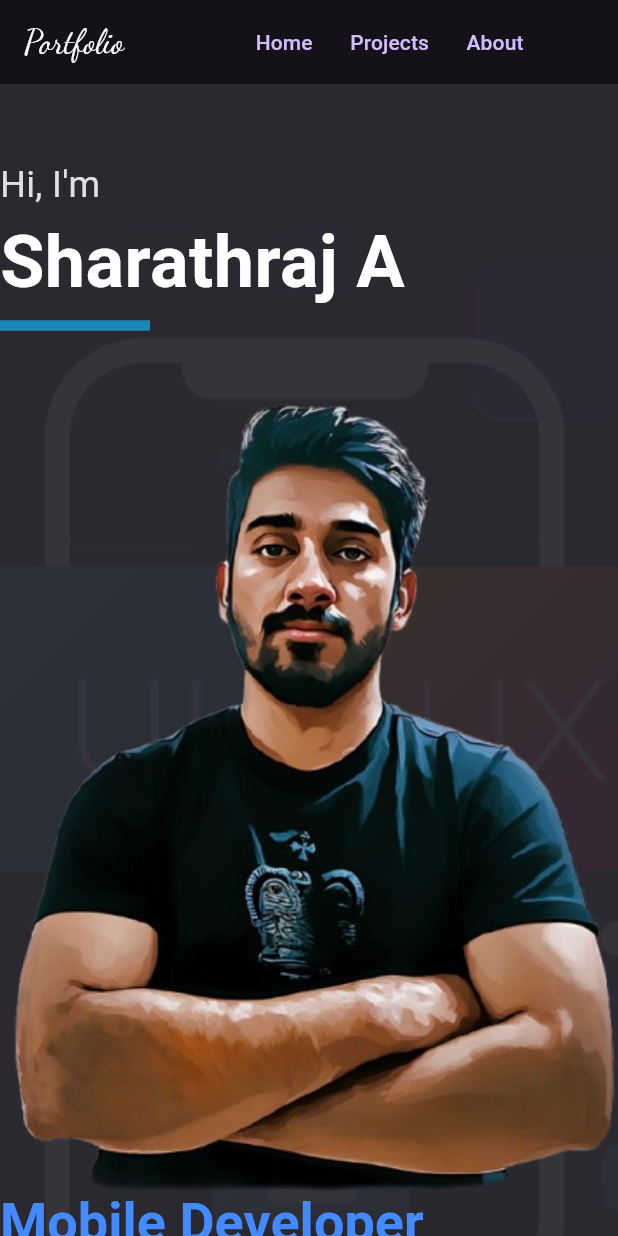
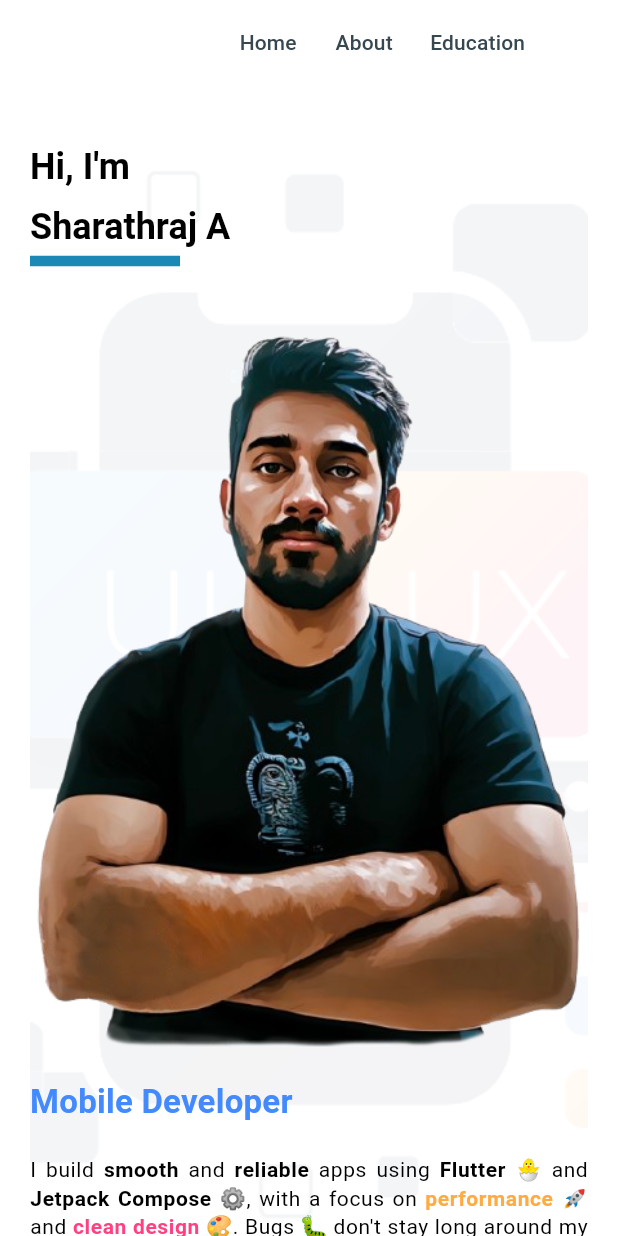
Before and after one commit to srtraj/portfolio, a Flutter app: the screen it shows after launch, on a phone screen of 412 x 824 dp. Run offline on Flutter 3.47's test engine with Material 3 defaults, Android fonts, the phone set to English and light mode, and no system bars; drawn by our look-alikes of animated_text_kit; our stand-ins replace flutter_svg, font_awesome_flutter, gap, google_fonts, responsive_framework.

Commit message:
home,about,education section added

```diff
--- a/lib/main.dart
+++ b/lib/main.dart
@@ -3,6 +3,7 @@
 import 'package:flutter/material.dart';
 import 'package:portpolio/view/portfolio_page.dart';
 import 'package:responsive_framework/responsive_framework.dart';
+import 'package:portpolio/theme/app_theme.dart';
 
 void main() => runApp(const PortfolioApp());
 
@@ -11,10 +12,16 @@
 
   @override
   Widget build(BuildContext context) {
+    return LayoutBuilder(
+      builder: (context, constraints) {
+        return Builder(
+          builder: (context) {
+            final isMobile = constraints.maxWidth <= 450;
             return MaterialApp(
               title: 'Sharathraj A | Portfolio',
               debugShowCheckedModeBanner: false,
-      theme: ThemeData.dark(useMaterial3: true),
+              theme: getAppTheme(isDark: false, isMobile: isMobile),
+              darkTheme: getAppTheme(isDark: true, isMobile: isMobile),
               builder: (context, child) => ResponsiveBreakpoints.builder(
                 child: BouncingScrollWrapper.builder(context, child!),
                 breakpoints: const [
@@ -26,5 +33,9 @@
               ),
               home: const PortfolioPage(),
             );
+          },
+        );
+      },
+    );
   }
 }
--- /dev/null
+++ b/lib/theme/app_theme.dart
@@ -0,0 +1,62 @@
+import 'package:flutter/material.dart';
+
+import 'app_colors.dart';
+
+ThemeData getAppTheme({required bool isDark, required bool isMobile}) {
+  final colorScheme = isDark
+      ? ColorScheme.dark(
+          primary: AppColors.darkPrimary,
+          secondary: AppColors.darkSecondary,
+          surface: AppColors.darkSurface,
+        )
+      : ColorScheme.light(
+          primary: AppColors.lightPrimary,
+          secondary: AppColors.lightSecondary,
+          surface: AppColors.lightSurface,
+        );
+
+  final scaffoldBackgroundColor = isDark
+      ? AppColors.darkBackground
+      : AppColors.lightBackground;
+  final cardColor = isDark ? AppColors.lightCard : AppColors.darkCard;
+
+  final textTheme = isMobile
+      ? TextTheme(
+          titleLarge: TextStyle(fontSize: 24, fontWeight: FontWeight.bold),
+          titleMedium: TextStyle(fontSize: 22, fontWeight: FontWeight.w600),
+          titleSmall: TextStyle(fontSize: 20, fontWeight: FontWeight.w600),
+          bodyLarge: TextStyle(fontSize: 18),
+          bodyMedium: TextStyle(fontSize: 16),
+          bodySmall: TextStyle(fontSize: 14),
+          labelLarge: TextStyle(fontSize: 14),
+          labelMedium: TextStyle(fontSize: 12),
+          labelSmall: TextStyle(fontSize: 10),
+        )
+      : TextTheme(
+          titleLarge: TextStyle(fontSize: 32, fontWeight: FontWeight.bold),
+          titleMedium: TextStyle(fontSize: 28, fontWeight: FontWeight.w600),
+          titleSmall: TextStyle(fontSize: 24, fontWeight: FontWeight.w600),
+          bodyLarge: TextStyle(fontSize: 20),
+          bodyMedium: TextStyle(fontSize: 18),
+          bodySmall: TextStyle(fontSize: 16),
+          labelLarge: TextStyle(fontSize: 14),
+          labelMedium: TextStyle(fontSize: 12),
+          labelSmall: TextStyle(fontSize: 10),
+        );
+
+  return ThemeData(
+    useMaterial3: true,
+    brightness: isDark ? Brightness.dark : Brightness.light,
+    colorScheme: colorScheme,
+    scaffoldBackgroundColor: scaffoldBackgroundColor,
+    cardColor: cardColor,
+    textTheme: textTheme,
+    cardTheme: CardThemeData(
+      color: cardColor,
+      elevation: 2,
+      surfaceTintColor: Colors.red,
+      shape: RoundedRectangleBorder(borderRadius: BorderRadius.circular(16)),
+      margin: const EdgeInsets.symmetric(vertical: 12, horizontal: 8),
+    ),
+  );
+}
--- a/lib/view/portfolio_page.dart
+++ b/lib/view/portfolio_page.dart
@@ -1,6 +1,9 @@
 import 'package:flutter/material.dart';
 import 'package:gap/gap.dart';
 import 'package:google_fonts/google_fonts.dart';
+import 'package:portpolio/view/widget/about_me_section.dart';
+import 'package:portpolio/view/widget/custom_container.dart';
+import 'package:portpolio/view/widget/education_section.dart';
 import 'package:portpolio/view/widget/home_section.dart';
 import 'package:portpolio/view/widget/social_link_section.dart';
 
@@ -11,15 +14,12 @@
   State<PortfolioPage> createState() => _PortfolioPageState();
 }
 
-class _PortfolioPageState extends State<PortfolioPage>
-    with SingleTickerProviderStateMixin {
+class _PortfolioPageState extends State<PortfolioPage> {
   final ScrollController _scrollController = ScrollController();
   final homeKey = GlobalKey();
   final projectKey = GlobalKey();
   final aboutKey = GlobalKey();
-
-  late AnimationController _controller;
-  late Animation<double> _fadeIn;
+  final educationKey = GlobalKey();
 
   void _scrollTo(GlobalKey key) {
     final context = key.currentContext;
@@ -30,23 +30,6 @@
         curve: Curves.easeInOut,
       );
     }
-  }
-
-  @override
-  void initState() {
-    super.initState();
-    _controller = AnimationController(
-      vsync: this,
-      duration: const Duration(milliseconds: 1200),
-    );
-    _fadeIn = CurvedAnimation(parent: _controller, curve: Curves.easeIn);
-    _controller.forward();
-  }
-
-  @override
-  void dispose() {
-    _controller.dispose();
-    super.dispose();
   }
 
   @override
@@ -71,24 +54,26 @@
                 child: const Text("Home"),
               ),
               TextButton(
-                onPressed: () => _scrollTo(projectKey),
-                child: const Text("Projects"),
+                onPressed: () => _scrollTo(aboutKey),
+                child: const Text("About"),
               ),
               TextButton(
-                onPressed: () => _scrollTo(aboutKey),
-                child: const Text("About"),
+                onPressed: () => _scrollTo(educationKey),
+                child: const Text("Education"),
               ),
               const Gap(50),
             ],
           ),
-          SliverToBoxAdapter(
-            child: FadeTransition(
-              opacity: _fadeIn,
-              child: HomeSection(homeKey: homeKey),
-            ),
+
+          CustomContainer(homeKey: homeKey, child: HomeSection()),
+          CustomContainer(child: const SocialLinks()),
+          CustomContainer(homeKey: aboutKey, child: const AboutMeSection()),
+          CustomContainer(
+            homeKey: educationKey,
+            child: const EducationSection(),
           ),
           SliverToBoxAdapter(
-            child: FadeTransition(opacity: _fadeIn, child: const SocialLinks()),
+            child: SizedBox(height: 16), // space
           ),
         ],
       ),
--- a/lib/view/widget/home_section.dart
+++ b/lib/view/widget/home_section.dart
@@ -1,32 +1,19 @@
 import 'package:animated_text_kit/animated_text_kit.dart';
 import 'package:flutter/material.dart';
 import 'package:gap/gap.dart';
-import 'package:google_fonts/google_fonts.dart';
 import 'package:responsive_framework/responsive_framework.dart';
 
 import '../../generated/assets.dart';
 
 class HomeSection extends StatelessWidget {
-  final GlobalKey homeKey;
-
-  const HomeSection({super.key, required this.homeKey});
+  const HomeSection({super.key});
 
   @override
   Widget build(BuildContext context) {
     final isTablet = ResponsiveBreakpoints.of(context).smallerOrEqualTo(TABLET);
     final isMobile = ResponsiveBreakpoints.of(context).smallerOrEqualTo(MOBILE);
-    return Padding(
-      padding: const EdgeInsets.symmetric(vertical: 50.0),
-      child: SizedBox(
-        width: double.infinity,
-        child: Stack(
-          alignment: AlignmentDirectional.center,
-          children: [
-            Align(
-              alignment: Alignment.topLeft,
-              child: Container(
-                key: homeKey,
-                alignment: Alignment.center,
+    final textTheme = Theme.of(context).textTheme;
+    return DecoratedBox(
       decoration: BoxDecoration(
         image: DecorationImage(
           image: AssetImage(Assets.assetsBg),
@@ -42,36 +29,21 @@
         mainAxisSize: MainAxisSize.min,
         crossAxisAlignment: CrossAxisAlignment.center,
         children: [
-                    SizedBox(
-                      width: 420,
+          Expanded(
             child: Column(
               crossAxisAlignment: CrossAxisAlignment.start,
               mainAxisSize: MainAxisSize.min,
               children: [
-                          Text(
-                            "Hi, I'm",
-                            style: TextStyle(
-                              fontSize: 24,
-                              color: Colors.grey.shade300,
-                            ),
-                          ),
-                          const Text(
-                            "Sharathraj A",
-                            style: TextStyle(
-                              fontSize: 48,
-                              fontWeight: FontWeight.bold,
-                              color: Colors.white,
-                            ),
-                          ),
+                Gap(20),
+                Text("Hi, I'm", style: textTheme.titleLarge),
+                Gap(10),
+                Text("Sharathraj A", style: textTheme.titleLarge),
                 const SizedBox(
                   width: 100,
-                            child: Divider(
-                              color: Color(0xFF1B88B6),
-                              thickness: 7,
-                            ),
+                  child: Divider(color: Color(0xFF1B88B6), thickness: 7),
                 ),
                 const Gap(20),
-                          if (isTablet)
+                if (isTablet) ...[
                   Center(
                     child: ClipRRect(
                       borderRadius: BorderRadius.circular(16),
@@ -84,9 +56,10 @@
                       ),
                     ),
                   ),
+                  Gap(20),
+                ],
                 DefaultTextStyle(
-                            style: const TextStyle(
-                              fontSize: 36,
+                  style: textTheme.titleMedium!.copyWith(
                     fontWeight: FontWeight.bold,
                     color: Colors.blueAccent,
                   ),
@@ -105,10 +78,7 @@
                 RichText(
                   textAlign: TextAlign.justify,
                   text: TextSpan(
-                              style: GoogleFonts.abel(
-                                fontSize: 22,
-                                color: Colors.white,
-                              ),
+                    style: textTheme.bodySmall,
                     children: const [
                       TextSpan(text: "I build "),
                       TextSpan(
@@ -123,18 +93,12 @@
                       TextSpan(text: "apps using "),
                       TextSpan(
                         text: "Flutter 🐣",
-                                  style: TextStyle(
-                                    color: Colors.blueAccent,
-                                    fontWeight: FontWeight.w600,
-                                  ),
+                        style: TextStyle(fontWeight: FontWeight.w600),
                       ),
                       TextSpan(text: " and "),
                       TextSpan(
                         text: "Jetpack Compose ⚙️",
-                                  style: TextStyle(
-                                    color: Colors.deepPurple,
-                                    fontWeight: FontWeight.w600,
-                                  ),
+                        style: TextStyle(fontWeight: FontWeight.w600),
                       ),
                       TextSpan(text: ", with a focus on "),
                       TextSpan(
@@ -153,8 +117,7 @@
                         ),
                       ),
                       TextSpan(
-                                  text:
-                                      ". Bugs 🐛 don't stay long around my code.",
+                        text: ". Bugs 🐛 don't stay long around my code.",
                       ),
                     ],
                   ),
@@ -173,11 +136,6 @@
             ),
         ],
       ),
-              ),
-            ),
-          ],
-        ),
-      ),
     );
   }
 }
--- a/pubspec.yaml
+++ b/pubspec.yaml
@@ -30,15 +30,12 @@
 dependencies:
   flutter:
     sdk: flutter
-  go_router: ^16.0.0
-  flutter_animate: ^4.0.0
+
 
   # The following adds the Cupertino Icons font to your application.
   # Use with the CupertinoIcons class for iOS style icons.
   cupertino_icons: ^1.0.8
   responsive_framework: ^1.5.1
-  smooth_page_indicator: ^1.2.1
-  carousel_slider: ^5.1.1
   google_fonts: ^6.2.1
   url_launcher: ^6.3.2
   animated_text_kit: ^4.2.3
```
Also changed, not shown: lib/theme/app_colors.dart (added, +21 -0 lines), lib/view/widget/about_me_section.dart (added, +150 -0 lines), lib/view/widget/custom_container.dart (added, +64 -0 lines), lib/view/widget/education_section.dart (added, +141 -0 lines), lib/view/widget/glass_morphic_card.dart (added, +141 -0 lines), lib/view/widget/social_link_section.dart (+9 -4 lines), assets/android.svg (added), assets/compose.svg (added), assets/flutter.svg (added), assets/graduate.svg (added), assets/kmp.svg (added), assets/python.svg (added), assets/school.svg (added), lib/generated/assets.dart, 1 more files, 3 other files. Lines whose indentation alone changed are shown as unchanged.
